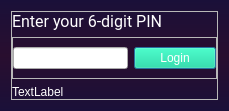
Qt form Designer/Authorize.ui (Soon156/AlignPosition) before a commit.
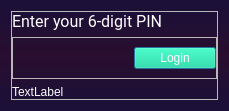
The same form after that commit. Icons and pictures are not drawn.

Diff of the .ui file:
```diff
--- a/Designer/Authorize.ui
+++ b/Designer/Authorize.ui
@@ -84,7 +84,11 @@
           <number>0</number>
          </property>
          <item>
-          <widget class="QLineEdit" name="PIN_line"/>
+          <widget class="QLineEdit" name="PIN_line">
+           <property name="styleSheet">
+            <string notr="true">background-color: transparent;</string>
+           </property>
+          </widget>
          </item>
          <item>
           <widget class="QPushButton" name="PIN_btn">
```
